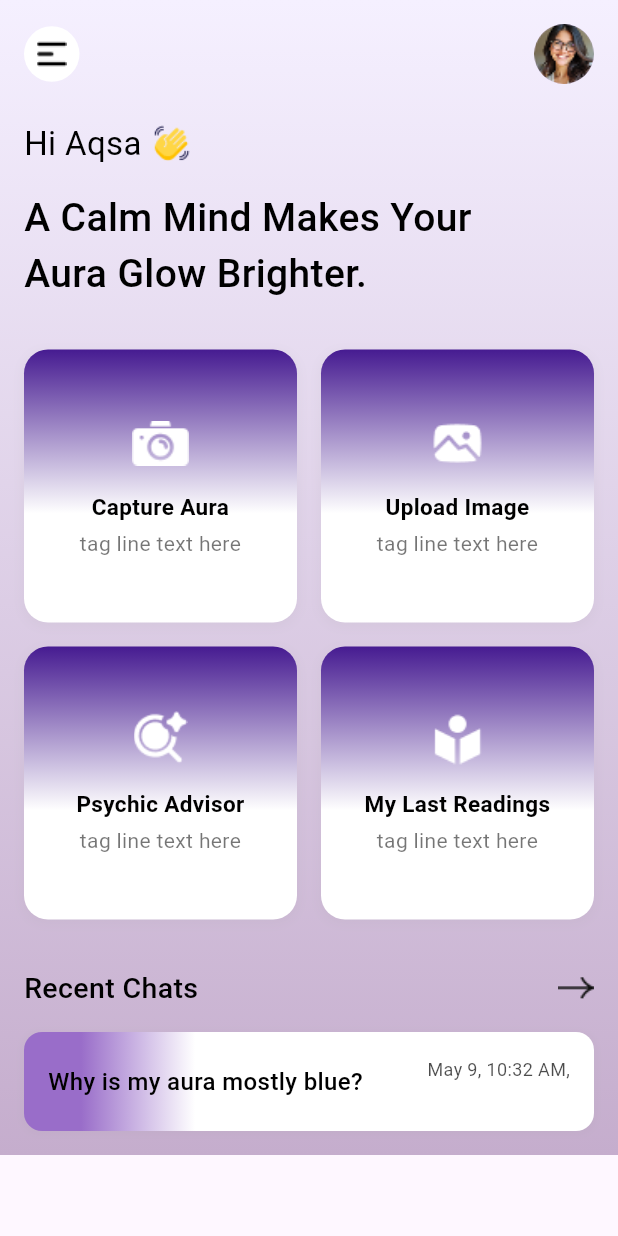
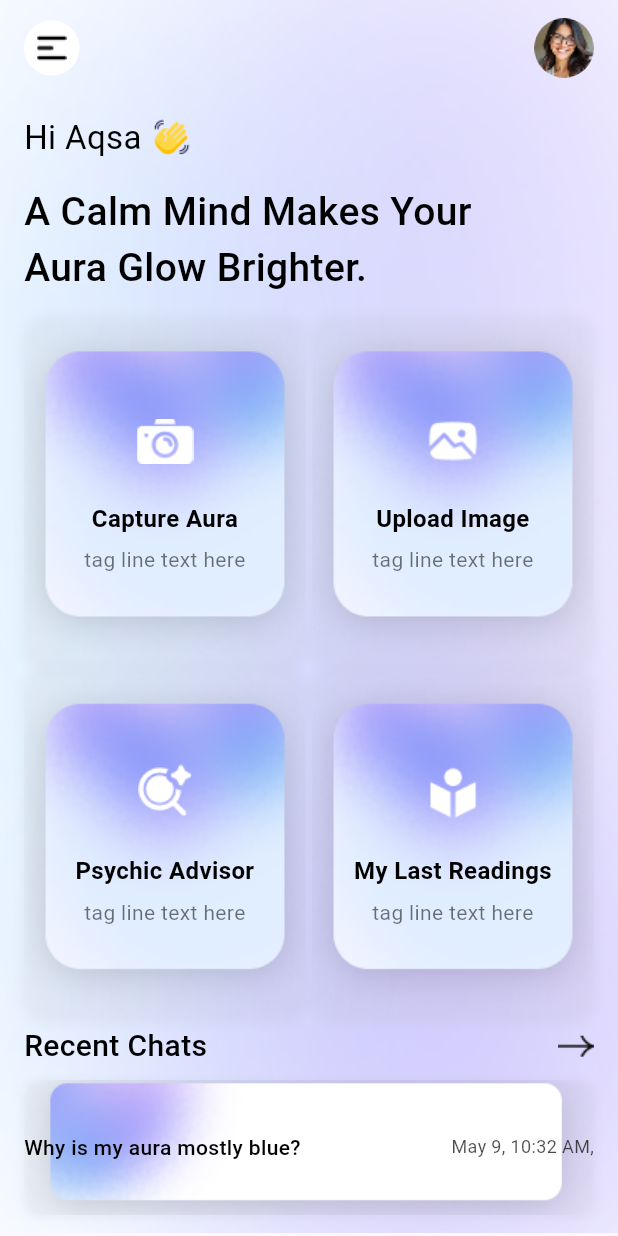
Before and after one commit to devfarazahmad/ai_chat_image_mood_techeture, a Flutter app: the screen it shows after launch, on a phone screen of 412 x 824 dp. Run offline on Flutter 3.47's test engine with Material 3 defaults, Android fonts, the light colour scheme and no system bars.

Commit message:
update ui with background images and add scroll view controller on chat section

```diff
--- a/lib/home/homescreen.dart
+++ b/lib/home/homescreen.dart
@@ -13,28 +13,24 @@ class HomeScreen extends StatelessWidget {
       child: Scaffold(
         body: Container(
           decoration: const BoxDecoration(
-            gradient: LinearGradient(
-              begin: Alignment.topCenter,
-              end: Alignment.bottomCenter,
-              colors: [
-                Color(0xFFF5F0FF), // Very light purple
-                Color.fromARGB(255, 197, 173, 205), // Pure white
-              ],
+            image: DecorationImage(
+              image: AssetImage('assets/images/bg_home_screen.png'),
+              fit: BoxFit.cover,
             ),
           ),
           child: SafeArea(
             child: SingleChildScrollView(
               child: Padding(
-                padding: const EdgeInsets.all(16.0),
+                padding: const EdgeInsets.symmetric(horizontal: 16.0, vertical: 12.0),
                 child: Column(
                   crossAxisAlignment: CrossAxisAlignment.start,
                   children: [
                     _buildHeader(context),
                     const SizedBox(height: 24),
                     _buildQuoteSection(),
-                    const SizedBox(height: 32),
+                    const SizedBox(height: 12),
                     _buildFeatureGrid(context),
-                    const SizedBox(height: 32),
+                    const SizedBox(height: 4),
                     _buildRecentChatsSection(),
                   ],
                 ),
@@ -83,7 +79,6 @@ class HomeScreen extends StatelessWidget {
               'Hi Aqsa',
               style: TextStyle(
                 fontSize: 22,
-                // fontWeight: FontWeight.bold,
                 color: Colors.black,
               ),
             ),
@@ -121,29 +116,33 @@ class HomeScreen extends StatelessWidget {
       shrinkWrap: true,
       physics: const NeverScrollableScrollPhysics(),
       crossAxisCount: 2,
-      childAspectRatio: 1,
-      mainAxisSpacing: 16,
-      crossAxisSpacing: 16,
+      childAspectRatio: 0.8, // Increased aspect ratio for larger cards
+      mainAxisSpacing: 0.01,
+      crossAxisSpacing: 4,
       children: [
         _buildFeatureCard(
           title: 'Capture Aura',
           subtitle: 'tag line text here',
           imagePath: 'assets/images/camera.png',
+          backgroundImagePath: 'assets/images/home_fc.png',
         ),
         _buildFeatureCard(
           title: 'Upload Image',
           subtitle: 'tag line text here',
           imagePath: 'assets/images/basil_image-solid.png',
+          backgroundImagePath: 'assets/images/home_fc.png',
         ),
         _buildFeatureCard(
           title: 'Psychic Advisor',
           subtitle: 'tag line text here',
           imagePath: 'assets/images/Group.png',
+          backgroundImagePath: 'assets/images/home_fc.png',
         ),
         _buildFeatureCard(
           title: 'My Last Readings',
           subtitle: 'tag line text here',
           imagePath: 'assets/images/user-reading-filled.png',
+          backgroundImagePath: 'assets/images/home_fc.png',
         ),
       ],
     );
@@ -153,17 +152,14 @@ class HomeScreen extends StatelessWidget {
     required String title,
     required String subtitle,
     required String imagePath,
+    required String backgroundImagePath,
   }) {
     return Container(
+      height: 180, // Fixed height for larger cards
       decoration: BoxDecoration(
-        gradient: const LinearGradient(
-          begin: Alignment.topCenter,
-          end: Alignment.bottomCenter,
-          colors: [
-            Color.fromARGB(255, 70, 27, 145), // Light purple
-            Color.fromARGB(255, 255, 255, 255), // White
-          ],
-          stops: [0.0, 0.6],
+        image: DecorationImage(
+          image: AssetImage(backgroundImagePath),
+          fit: BoxFit.cover,
         ),
         borderRadius: BorderRadius.circular(16),
         boxShadow: [
@@ -176,28 +172,28 @@ class HomeScreen extends StatelessWidget {
         ],
       ),
       child: Padding(
-        padding: const EdgeInsets.all(16.0),
+        padding: const EdgeInsets.all(20.0), // Increased padding
         child: Column(
           mainAxisAlignment: MainAxisAlignment.center,
           children: [
             Image.asset(
               imagePath,
-              width: 40,
-              height: 40,
+              width: 48, // Increased icon size
+              height: 48,
               errorBuilder: (context, error, stackTrace) =>
-                  const Icon(Icons.error, size: 40, color: Colors.purple),
+                  const Icon(Icons.error, size: 48, color: Colors.purple),
             ),
-            const SizedBox(height: 12),
+            const SizedBox(height: 16),
             Text(
               title,
               style: const TextStyle(
-                fontSize: 15,
+                fontSize: 16, // Slightly larger font
                 fontWeight: FontWeight.bold,
                 color: Colors.black,
               ),
               textAlign: TextAlign.center,
             ),
-            const SizedBox(height: 4),
+            const SizedBox(height: 6),
             Text(
               subtitle,
               style: const TextStyle(fontSize: 14, color: Colors.black54),
@@ -220,7 +216,7 @@ class HomeScreen extends StatelessWidget {
                 const Text(
                   'Recent Chats',
                   style: TextStyle(
-                    fontSize: 19,
+                    fontSize: 20, // Slightly larger font
                     fontWeight: FontWeight.w500,
                     color: Colors.black,
                   ),
@@ -230,7 +226,9 @@ class HomeScreen extends StatelessWidget {
                   onTap: () {
                     Navigator.push(
                       context,
-      MaterialPageRoute(builder: (context) => const ChatScreen()),
+                      MaterialPageRoute(
+                        builder: (context) => const ChatScreen(),
+                      ),
                     );
                   },
                   child: Image.asset(
@@ -239,23 +237,19 @@ class HomeScreen extends StatelessWidget {
                     height: 24,
                   ),
                 ),
-
               ],
             ),
-            const SizedBox(height: 16),
+            const SizedBox(height: 8),
             ...viewModel.recentChats.map(
               (chat) => Container(
-                child: Container(
+                width: double.infinity,
+                height: 90, // Increased height for chat cards
                 decoration: BoxDecoration(
                   borderRadius: BorderRadius.circular(12),
-                    gradient: const LinearGradient(
-                      begin: Alignment.centerLeft,
-                      end: Alignment.centerRight,
-                      colors: [
-                        Color.fromARGB(255, 153, 109, 201), // Strong purple
-                        Colors.white, // White
-                      ],
-                      stops: [0.1, 0.3], // Hard stop at 30%
+                  image: const DecorationImage(
+                    image: AssetImage('assets/images/chat_Card.png'),
+                    fit: BoxFit.cover,
+
                   ),
                   boxShadow: [
                     BoxShadow(
@@ -266,7 +260,7 @@ class HomeScreen extends StatelessWidget {
                     ),
                   ],
                 ),
-                  padding: const EdgeInsets.all(16),
+                // padding: const EdgeInsets.all(20), // Increased padding
                 child: Row(
                   mainAxisAlignment: MainAxisAlignment.spaceBetween,
                   crossAxisAlignment: CrossAxisAlignment.center,
@@ -275,7 +269,7 @@ class HomeScreen extends StatelessWidget {
                       child: Text(
                         chat['question'] ?? "No Question",
                         style: const TextStyle(
-                            fontSize: 16,
+                          fontSize: 14,
                           fontWeight: FontWeight.w500,
                           color: Colors.black,
                         ),
@@ -290,7 +284,7 @@ class HomeScreen extends StatelessWidget {
                           mainAxisSize: MainAxisSize.min,
                           children: [
                             Text(
-                                '${chat['date'] ?? ""},', // Add comma after date
+                              '${chat['date'] ?? ""},',
                               style: TextStyle(
                                 color: Colors.black.withOpacity(0.7),
                                 fontSize: 12,
@@ -300,7 +294,7 @@ class HomeScreen extends StatelessWidget {
                               chat['time'] ?? "",
                               style: TextStyle(
                                 color: Colors.black.withOpacity(0.7),
-                                  fontSize: 12,
+                                fontSize: 1,
                               ),
                             ),
                           ],
@@ -311,7 +305,6 @@ class HomeScreen extends StatelessWidget {
                 ),
               ),
             ),
-            ),
           ],
         );
       },
```
Also changed, not shown: lib/chat/chat_screen.dart (+48 -5 lines), assets/images/bg_home_screen.png (added), assets/images/chat_Card.png (added), assets/images/home_fc.png (added). Lines whose indentation alone changed are shown as unchanged.
